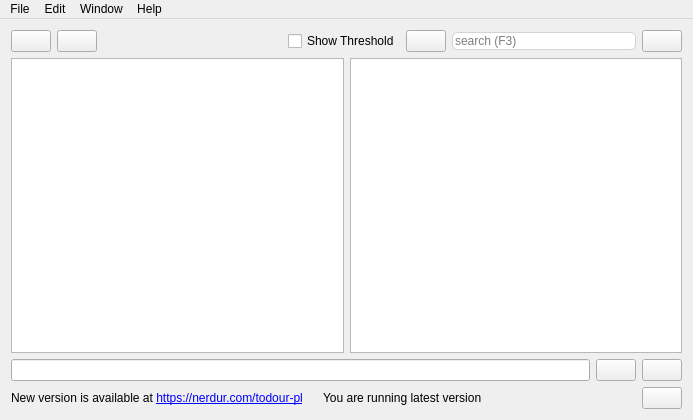
This is mainwindow.ui in SverrirValgeirsson/Todour as Qt 5 draws it before an edit. The edited form follows.
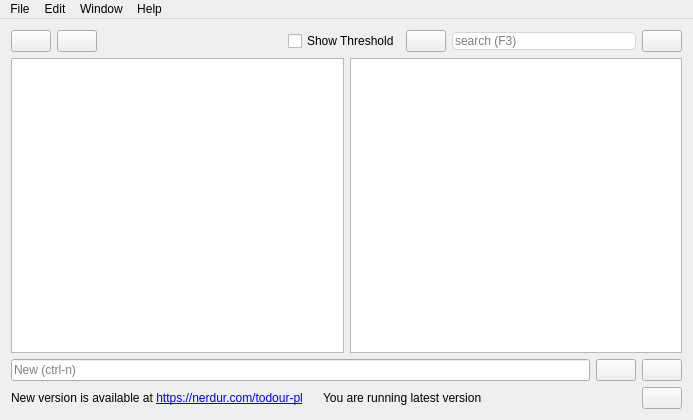
This is the edited form. Icons and pictures are not drawn.

Commit message: add placeholder text for new task

What changed in the file:
```diff
--- a/mainwindow.ui
+++ b/mainwindow.ui
@@ -170,7 +170,11 @@
     <item>
      <layout class="QHBoxLayout" name="horizontalLayout_2">
       <item>
-       <widget class="QLineEdit" name="lineEdit"/>
+       <widget class="QLineEdit" name="lineEdit">
+        <property name="placeholderText">
+         <string>New (ctrl-n)</string>
+        </property>
+      </widget>
       </item>
       <item>
        <widget class="QPushButton" name="pushButton">
```
